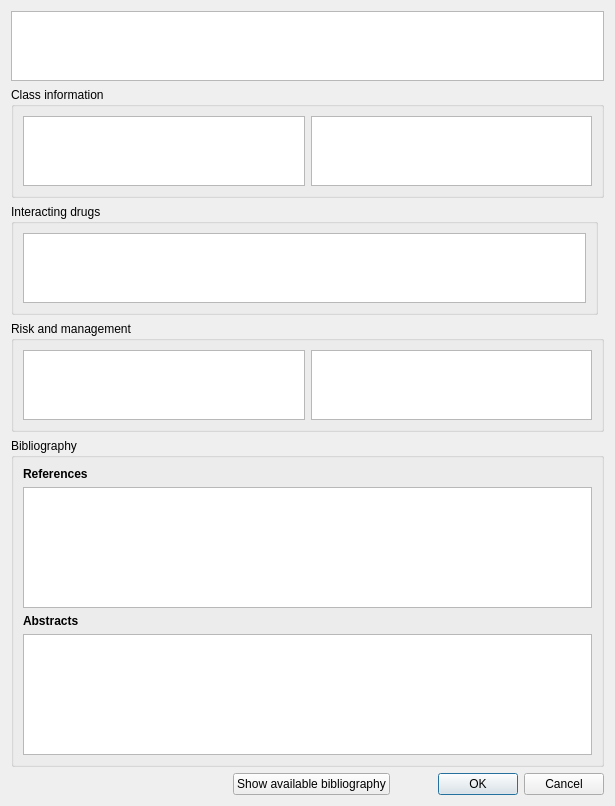
Old version of the form plugins/drugsplugin/drugswidget/interactionsynthesisdialog.ui in the repository FreeHealth/freehealth.
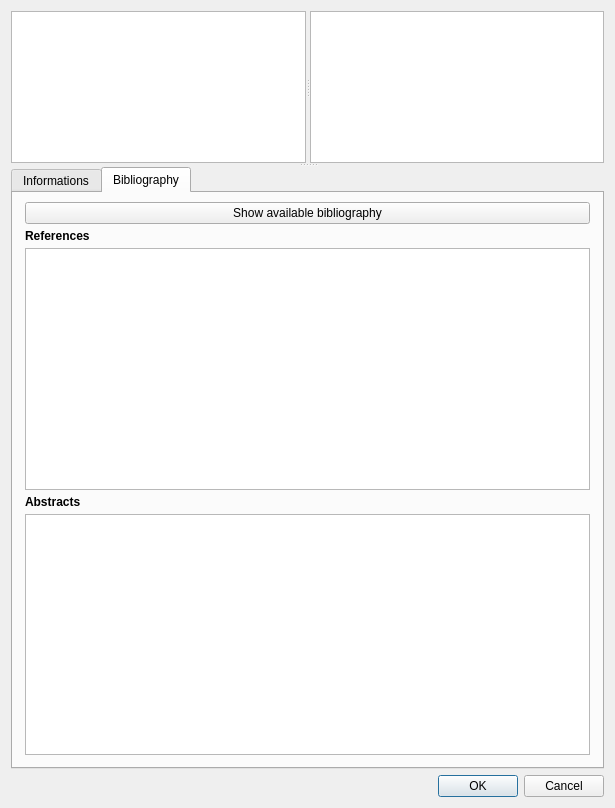
New version of the form. The open tabs and pages were chosen to show the change. Custom widgets are drawn as their Qt base class.

Commit message: DrugsDB: - managing drung interactions synthesis - simplifying the prescription tooltip when an interactions are found

The edit to the form file:
```diff
--- a/plugins/drugsplugin/drugswidget/interactionsynthesisdialog.ui
+++ b/plugins/drugsplugin/drugswidget/interactionsynthesisdialog.ui
@@ -7,37 +7,186 @@
     <x>0</x>
     <y>0</y>
     <width>615</width>
-    <height>806</height>
+    <height>808</height>
    </rect>
   </property>
   <property name="windowTitle">
    <string>Dialog</string>
   </property>
   <layout class="QGridLayout" name="gridLayout">
-   <item row="0" column="0" colspan="2">
+   <item row="0" column="0">
     <layout class="QHBoxLayout" name="toolbarLayout">
      <property name="spacing">
       <number>0</number>
      </property>
     </layout>
    </item>
-   <item row="1" column="0" colspan="2">
-    <widget class="QTableWidget" name="interactors">
-     <property name="editTriggers">
-      <set>QAbstractItemView::NoEditTriggers</set>
+   <item row="1" column="0">
+    <widget class="QSplitter" name="splitter_3">
+     <property name="orientation">
+      <enum>Qt::Vertical</enum>
      </property>
-     <property name="selectionMode">
-      <enum>QAbstractItemView::SingleSelection</enum>
-     </property>
-     <property name="selectionBehavior">
-      <enum>QAbstractItemView::SelectRows</enum>
-     </property>
-     <property name="gridStyle">
-      <enum>Qt::NoPen</enum>
-     </property>
+     <widget class="Utils::MiniSplitter" name="splitter_2">
+      <property name="orientation">
+       <enum>Qt::Horizontal</enum>
+      </property>
+      <widget class="QTreeView" name="interactionResultView">
+       <property name="headerHidden">
+        <bool>true</bool>
+       </property>
+       <attribute name="headerVisible">
+        <bool>false</bool>
+       </attribute>
+      </widget>
+      <widget class="QTreeView" name="interactionQueryView">
+       <property name="indentation">
+        <number>0</number>
+       </property>
+       <attribute name="headerVisible">
+        <bool>false</bool>
+       </attribute>
+      </widget>
+     </widget>
+     <widget class="Utils::MiniSplitter" name="splitter">
+      <property name="orientation">
+       <enum>Qt::Vertical</enum>
+      </property>
+      <widget class="QTabWidget" name="tabWidget">
+       <property name="currentIndex">
+        <number>0</number>
+       </property>
+       <widget class="QWidget" name="tabInfo">
+        <attribute name="title">
+         <string>Informations</string>
+        </attribute>
+        <layout class="QGridLayout" name="gridLayout_6">
+         <property name="leftMargin">
+          <number>12</number>
+         </property>
+         <property name="rightMargin">
+          <number>12</number>
+         </property>
+         <property name="bottomMargin">
+          <number>12</number>
+         </property>
+         <property name="spacing">
+          <number>5</number>
+         </property>
+         <item row="0" column="0">
+          <widget class="QGroupBox" name="classgroup">
+           <property name="title">
+            <string>Class information</string>
+           </property>
+           <layout class="QGridLayout" name="gridLayout_3">
+            <item row="0" column="0">
+             <widget class="QTextBrowser" name="firstClassInfos"/>
+            </item>
+            <item row="0" column="1">
+             <widget class="QTextBrowser" name="secondClassInfos"/>
+            </item>
+           </layout>
+          </widget>
+         </item>
+         <item row="1" column="0">
+          <widget class="QGroupBox" name="groupBox_2">
+           <property name="title">
+            <string>Interacting drugs</string>
+           </property>
+           <layout class="QGridLayout" name="gridLayout_5">
+            <item row="0" column="0">
+             <widget class="QTextBrowser" name="interactingDrugsBrowser"/>
+            </item>
+           </layout>
+          </widget>
+         </item>
+         <item row="2" column="0">
+          <widget class="QGroupBox" name="groupBox">
+           <property name="title">
+            <string>Risk and management</string>
+           </property>
+           <layout class="QGridLayout" name="gridLayout_2">
+            <item row="2" column="0">
+             <widget class="QTextBrowser" name="riskBrowser">
+              <property name="toolTip">
+               <string>Risk</string>
+              </property>
+             </widget>
+            </item>
+            <item row="2" column="1">
+             <widget class="QTextBrowser" name="managementBrowser">
+              <property name="toolTip">
+               <string>Management</string>
+              </property>
+             </widget>
+            </item>
+           </layout>
+          </widget>
+         </item>
+        </layout>
+       </widget>
+       <widget class="QWidget" name="tabBiblio">
+        <attribute name="title">
+         <string>Bibliography</string>
+        </attribute>
+        <layout class="QGridLayout" name="gridLayout_4">
+         <property name="leftMargin">
+          <number>12</number>
+         </property>
+         <property name="rightMargin">
+          <number>12</number>
+         </property>
+         <property name="bottomMargin">
+          <number>12</number>
+         </property>
+         <property name="spacing">
+          <number>5</number>
+         </property>
+         <item row="1" column="0">
+          <widget class="QLabel" name="label">
+           <property name="font">
+            <font>
+             <weight>75</weight>
+             <bold>true</bold>
+            </font>
+           </property>
+           <property name="text">
+            <string>References</string>
+           </property>
+          </widget>
+         </item>
+         <item row="2" column="0">
+          <widget class="QTextBrowser" name="biblioReferences"/>
+         </item>
+         <item row="3" column="0">
+          <widget class="QLabel" name="label_2">
+           <property name="font">
+            <font>
+             <weight>75</weight>
+             <bold>true</bold>
+            </font>
+           </property>
+           <property name="text">
+            <string>Abstracts</string>
+           </property>
+          </widget>
+         </item>
+         <item row="4" column="0">
+          <widget class="QTextBrowser" name="biblio"/>
+         </item>
+         <item row="0" column="0">
+          <widget class="QPushButton" name="getBiblio">
+           <property name="text">
+            <string>Show available bibliography</string>
+           </property>
+          </widget>
+         </item>
+        </layout>
+       </widget>
+      </widget>
+     </widget>
     </widget>
    </item>
-   <item row="6" column="0" colspan="2">
+   <item row="2" column="0">
     <layout class="QHBoxLayout" name="horizontalLayout">
      <item>
       <widget class="QLabel" name="link">
@@ -65,13 +214,6 @@
        </property>
       </spacer>
      </item>
-     <item>
-      <widget class="QPushButton" name="getBiblio">
-       <property name="text">
-        <string>Show available bibliography</string>
-       </property>
-      </widget>
-     </item>
      <item>
       <widget class="QDialogButtonBox" name="buttonBox">
        <property name="orientation">
@@ -84,99 +226,16 @@
      </item>
     </layout>
    </item>
-   <item row="4" column="0" colspan="2">
-    <widget class="QGroupBox" name="groupBox">
-     <property name="title">
-      <string>Risk and management</string>
-     </property>
-     <layout class="QGridLayout" name="gridLayout_2">
-      <item row="2" column="0">
-       <widget class="QTextBrowser" name="riskBrowser">
-        <property name="toolTip">
-         <string>Risk</string>
-        </property>
-       </widget>
-      </item>
-      <item row="2" column="1">
-       <widget class="QTextBrowser" name="managementBrowser">
-        <property name="toolTip">
-         <string>Management</string>
-        </property>
-       </widget>
-      </item>
-     </layout>
-    </widget>
-   </item>
-   <item row="2" column="0" colspan="2">
-    <widget class="QGroupBox" name="classgroup">
-     <property name="title">
-      <string>Class information</string>
-     </property>
-     <layout class="QGridLayout" name="gridLayout_3">
-      <item row="0" column="0">
-       <widget class="QTextBrowser" name="firstClassInfos"/>
-      </item>
-      <item row="0" column="1">
-       <widget class="QTextBrowser" name="secondClassInfos"/>
-      </item>
-     </layout>
-    </widget>
-   </item>
-   <item row="5" column="0" colspan="2">
-    <widget class="QGroupBox" name="bibliogroup">
-     <property name="title">
-      <string>Bibliography</string>
-     </property>
-     <layout class="QGridLayout" name="gridLayout_4">
-      <item row="3" column="0">
-       <widget class="QTextBrowser" name="biblio"/>
-      </item>
-      <item row="1" column="0">
-       <widget class="QTextBrowser" name="biblioReferences"/>
-      </item>
-      <item row="0" column="0">
-       <widget class="QLabel" name="label">
-        <property name="font">
-         <font>
-          <weight>75</weight>
-          <bold>true</bold>
-         </font>
-        </property>
-        <property name="text">
-         <string>References</string>
-        </property>
-       </widget>
-      </item>
-      <item row="2" column="0">
-       <widget class="QLabel" name="label_2">
-        <property name="font">
-         <font>
-          <weight>75</weight>
-          <bold>true</bold>
-         </font>
-        </property>
-        <property name="text">
-         <string>Abstracts</string>
-        </property>
-       </widget>
-      </item>
-     </layout>
-    </widget>
-   </item>
-   <item row="3" column="0">
-    <widget class="QGroupBox" name="groupBox_2">
-     <property name="title">
-      <string>Interacting drugs</string>
-     </property>
-     <layout class="QGridLayout" name="gridLayout_5">
-      <item row="0" column="0">
-       <widget class="QTextBrowser" name="interactingDrugsBrowser"/>
-      </item>
-     </layout>
-    </widget>
-   </item>
   </layout>
  </widget>
+ <customwidgets>
+  <customwidget>
+   <class>Utils::MiniSplitter</class>
+   <extends>QSplitter</extends>
+   <header location="global">utils/widgets/minisplitter.h</header>
+   <container>1</container>
+  </customwidget>
+ </customwidgets>
  <resources/>
  <connections>
   <connection>
```
The commit also changes 15 other files.
